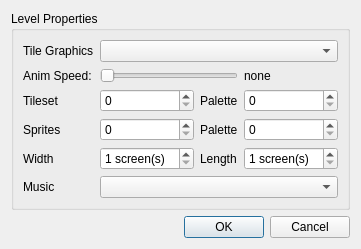
Before: the Qt Designer form src/propertieswindow.ui in devinacker/kale, drawn with Qt 5.
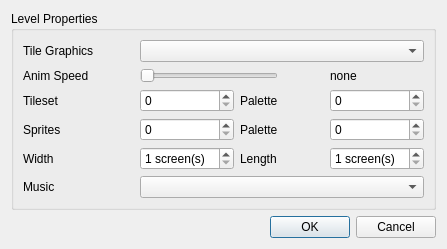
After: the same form once the commit is applied.

Commit message: fix up properties window a bit

```diff
--- a/src/propertieswindow.ui
+++ b/src/propertieswindow.ui
@@ -6,12 +6,12 @@
    <rect>
     <x>0</x>
     <y>0</y>
-    <width>450</width>
+    <width>470</width>
     <height>264</height>
    </rect>
   </property>
   <property name="sizePolicy">
-   <sizepolicy hsizetype="MinimumExpanding" vsizetype="MinimumExpanding">
+   <sizepolicy hsizetype="Fixed" vsizetype="MinimumExpanding">
     <horstretch>0</horstretch>
     <verstretch>0</verstretch>
    </sizepolicy>
@@ -28,6 +28,12 @@
    </property>
    <item>
     <widget class="QGroupBox" name="groupBox_Level">
+     <property name="sizePolicy">
+      <sizepolicy hsizetype="MinimumExpanding" vsizetype="Preferred">
+       <horstretch>0</horstretch>
+       <verstretch>0</verstretch>
+      </sizepolicy>
+     </property>
      <property name="title">
       <string>Level Properties</string>
      </property>
@@ -42,10 +48,22 @@
         </property>
        </widget>
       </item>
-      <item row="2" column="1">
-       <widget class="QSpinBox" name="spinBox_Tileset">
+      <item row="4" column="2">
+       <widget class="QSpinBox" name="spinBox_Width">
+        <property name="sizePolicy">
+         <sizepolicy hsizetype="Fixed" vsizetype="Fixed">
+          <horstretch>0</horstretch>
+          <verstretch>0</verstretch>
+         </sizepolicy>
+        </property>
+        <property name="suffix">
+         <string> screen(s)</string>
+        </property>
+        <property name="minimum">
+         <number>1</number>
+        </property>
         <property name="maximum">
-         <number>48</number>
+         <number>16</number>
         </property>
        </widget>
       </item>
@@ -56,6 +74,29 @@
         </property>
        </widget>
       </item>
+      <item row="2" column="2">
+       <widget class="QSpinBox" name="spinBox_Tileset">
+        <property name="sizePolicy">
+         <sizepolicy hsizetype="MinimumExpanding" vsizetype="Fixed">
+          <horstretch>0</horstretch>
+          <verstretch>0</verstretch>
+         </sizepolicy>
+        </property>
+        <property name="maximum">
+         <number>48</number>
+        </property>
+       </widget>
+      </item>
+      <item row="5" column="2" colspan="4">
+       <widget class="QComboBox" name="comboBox_Music">
+        <property name="sizePolicy">
+         <sizepolicy hsizetype="MinimumExpanding" vsizetype="Fixed">
+          <horstretch>0</horstretch>
+          <verstretch>0</verstretch>
+         </sizepolicy>
+        </property>
+       </widget>
+      </item>
       <item row="5" column="0">
        <widget class="QLabel" name="label_Music">
         <property name="text">
@@ -63,62 +104,110 @@
         </property>
        </widget>
       </item>
-      <item row="4" column="1">
-       <widget class="QSpinBox" name="spinBox_Width">
-        <property name="sizePolicy">
-         <sizepolicy hsizetype="Fixed" vsizetype="Fixed">
-          <horstretch>0</horstretch>
-          <verstretch>0</verstretch>
-         </sizepolicy>
-        </property>
-        <property name="suffix">
-         <string> screen(s)</string>
-        </property>
-        <property name="minimum">
-         <number>1</number>
-        </property>
-        <property name="maximum">
-         <number>16</number>
-        </property>
-       </widget>
-      </item>
-      <item row="5" column="1" colspan="3">
-       <widget class="QComboBox" name="comboBox_Music"/>
-      </item>
-      <item row="4" column="2">
-       <widget class="QLabel" name="label_Length">
-        <property name="text">
-         <string>Length</string>
-        </property>
-       </widget>
-      </item>
       <item row="3" column="3">
-       <widget class="QSpinBox" name="spinBox_SpritePalette"/>
-      </item>
-      <item row="3" column="2">
        <widget class="QLabel" name="label_SpritePalette">
-        <property name="text">
-         <string>Palette</string>
+        <property name="sizePolicy">
+         <sizepolicy hsizetype="MinimumExpanding" vsizetype="Preferred">
+          <horstretch>0</horstretch>
+          <verstretch>0</verstretch>
+         </sizepolicy>
         </property>
-       </widget>
-      </item>
-      <item row="3" column="1">
-       <widget class="QSpinBox" name="spinBox_Sprites"/>
-      </item>
-      <item row="2" column="2">
-       <widget class="QLabel" name="label_TilePalette">
         <property name="text">
          <string>Palette</string>
         </property>
        </widget>
       </item>
       <item row="2" column="3">
+       <widget class="QLabel" name="label_TilePalette">
+        <property name="sizePolicy">
+         <sizepolicy hsizetype="MinimumExpanding" vsizetype="Preferred">
+          <horstretch>0</horstretch>
+          <verstretch>0</verstretch>
+         </sizepolicy>
+        </property>
+        <property name="text">
+         <string>Palette</string>
+        </property>
+       </widget>
+      </item>
+      <item row="3" column="5">
+       <widget class="QSpinBox" name="spinBox_SpritePalette">
+        <property name="sizePolicy">
+         <sizepolicy hsizetype="MinimumExpanding" vsizetype="Fixed">
+          <horstretch>0</horstretch>
+          <verstretch>0</verstretch>
+         </sizepolicy>
+        </property>
+       </widget>
+      </item>
+      <item row="4" column="3">
+       <widget class="QLabel" name="label_Length">
+        <property name="sizePolicy">
+         <sizepolicy hsizetype="MinimumExpanding" vsizetype="Preferred">
+          <horstretch>0</horstretch>
+          <verstretch>0</verstretch>
+         </sizepolicy>
+        </property>
+        <property name="text">
+         <string>Length</string>
+        </property>
+       </widget>
+      </item>
+      <item row="3" column="2">
+       <widget class="QSpinBox" name="spinBox_Sprites">
+        <property name="sizePolicy">
+         <sizepolicy hsizetype="MinimumExpanding" vsizetype="Fixed">
+          <horstretch>0</horstretch>
+          <verstretch>0</verstretch>
+         </sizepolicy>
+        </property>
+        <property name="maximum">
+         <number>255</number>
+        </property>
+       </widget>
+      </item>
+      <item row="4" column="5">
+       <widget class="QSpinBox" name="spinBox_Length">
+        <property name="sizePolicy">
+         <sizepolicy hsizetype="Fixed" vsizetype="Fixed">
+          <horstretch>0</horstretch>
+          <verstretch>0</verstretch>
+         </sizepolicy>
+        </property>
+        <property name="suffix">
+         <string> screen(s)</string>
+        </property>
+        <property name="minimum">
+         <number>1</number>
+        </property>
+        <property name="maximum">
+         <number>16</number>
+        </property>
+       </widget>
+      </item>
+      <item row="2" column="5">
        <widget class="QSpinBox" name="spinBox_TilePalette">
+        <property name="sizePolicy">
+         <sizepolicy hsizetype="MinimumExpanding" vsizetype="Fixed">
+          <horstretch>0</horstretch>
+          <verstretch>0</verstretch>
+         </sizepolicy>
+        </property>
         <property name="maximum">
          <number>255</number>
         </property>
        </widget>
       </item>
+      <item row="0" column="2" colspan="4">
+       <widget class="QComboBox" name="comboBox_TileGFX">
+        <property name="sizePolicy">
+         <sizepolicy hsizetype="MinimumExpanding" vsizetype="Fixed">
+          <horstretch>0</horstretch>
+          <verstretch>0</verstretch>
+         </sizepolicy>
+        </property>
+       </widget>
+      </item>
       <item row="3" column="0">
        <widget class="QLabel" name="label_Sprites">
         <property name="text">
@@ -133,39 +222,16 @@
         </property>
        </widget>
       </item>
-      <item row="0" column="1" colspan="3">
-       <widget class="QComboBox" name="comboBox_TileGFX"/>
-      </item>
-      <item row="4" column="3">
-       <widget class="QSpinBox" name="spinBox_Length">
-        <property name="sizePolicy">
-         <sizepolicy hsizetype="Fixed" vsizetype="Fixed">
-          <horstretch>0</horstretch>
-          <verstretch>0</verstretch>
-         </sizepolicy>
-        </property>
-        <property name="suffix">
-         <string> screen(s)</string>
-        </property>
-        <property name="minimum">
-         <number>1</number>
-        </property>
-        <property name="maximum">
-         <number>16</number>
-        </property>
-       </widget>
-      </item>
-      <item row="1" column="0">
-       <widget class="QLabel" name="label_AnimSpeed">
-        <property name="text">
-         <string>Anim Speed:</string>
-        </property>
-       </widget>
-      </item>
-      <item row="1" column="1" colspan="2">
+      <item row="1" column="2" colspan="2">
        <widget class="QSlider" name="slider_AnimSpeed">
+        <property name="sizePolicy">
+         <sizepolicy hsizetype="MinimumExpanding" vsizetype="Fixed">
+          <horstretch>0</horstretch>
+          <verstretch>0</verstretch>
+         </sizepolicy>
+        </property>
         <property name="maximum">
-         <number>15</number>
+         <number>31</number>
         </property>
         <property name="pageStep">
          <number>2</number>
@@ -175,18 +241,69 @@
         </property>
        </widget>
       </item>
-      <item row="1" column="3">
+      <item row="1" column="0">
+       <widget class="QLabel" name="label_AnimSpeed">
+        <property name="sizePolicy">
+         <sizepolicy hsizetype="MinimumExpanding" vsizetype="Preferred">
+          <horstretch>0</horstretch>
+          <verstretch>0</verstretch>
+         </sizepolicy>
+        </property>
+        <property name="text">
+         <string>Anim Speed</string>
+        </property>
+       </widget>
+      </item>
+      <item row="1" column="5">
        <widget class="QLabel" name="label_FrameLength">
+        <property name="sizePolicy">
+         <sizepolicy hsizetype="MinimumExpanding" vsizetype="Preferred">
+          <horstretch>0</horstretch>
+          <verstretch>0</verstretch>
+         </sizepolicy>
+        </property>
         <property name="text">
          <string>none</string>
         </property>
        </widget>
       </item>
+      <item row="2" column="4">
+       <spacer name="horizontalSpacer_2">
+        <property name="orientation">
+         <enum>Qt::Horizontal</enum>
+        </property>
+        <property name="sizeHint" stdset="0">
+         <size>
+          <width>40</width>
+          <height>20</height>
+         </size>
+        </property>
+       </spacer>
+      </item>
+      <item row="0" column="1">
+       <spacer name="horizontalSpacer">
+        <property name="orientation">
+         <enum>Qt::Horizontal</enum>
+        </property>
+        <property name="sizeHint" stdset="0">
+         <size>
+          <width>40</width>
+          <height>20</height>
+         </size>
+        </property>
+       </spacer>
+      </item>
      </layout>
     </widget>
    </item>
    <item>
     <widget class="QDialogButtonBox" name="buttonBox">
+     <property name="sizePolicy">
+      <sizepolicy hsizetype="MinimumExpanding" vsizetype="Fixed">
+       <horstretch>0</horstretch>
+       <verstretch>0</verstretch>
+      </sizepolicy>
+     </property>
      <property name="orientation">
       <enum>Qt::Horizontal</enum>
      </property>
```
Left out of the diff: 30 changed lines with no effect on the pictures.
